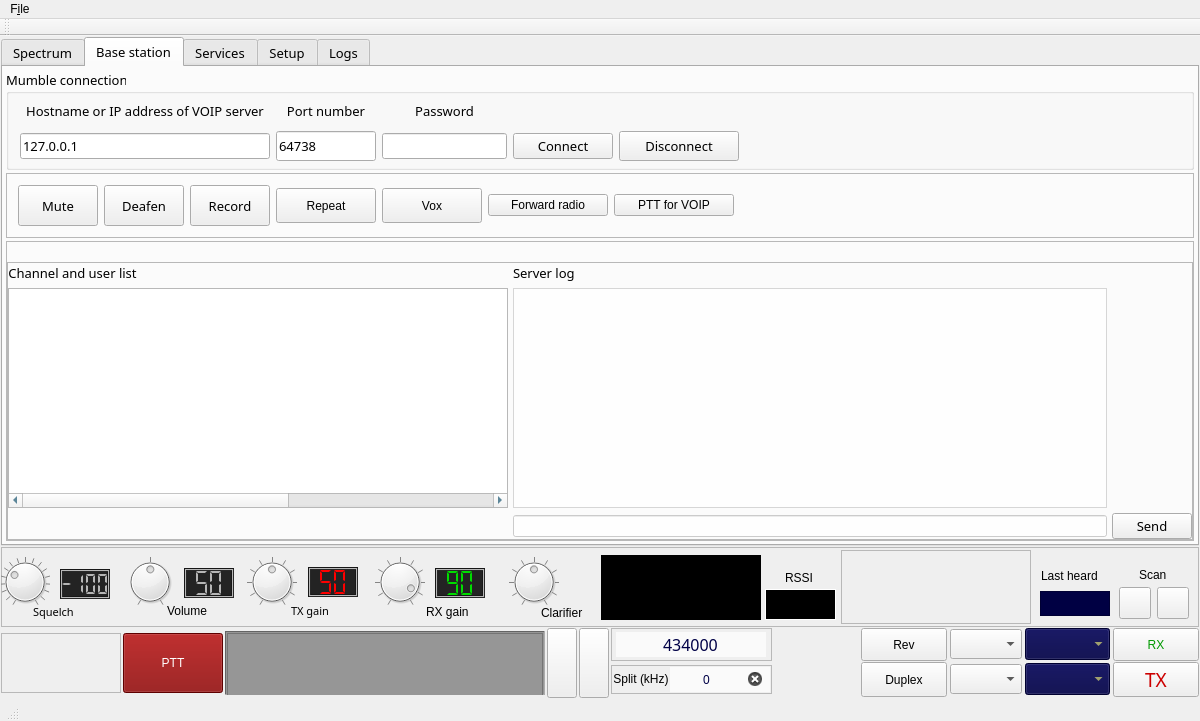
Old version of the form mainwindow.ui in the repository qradiolink/qradiolink.
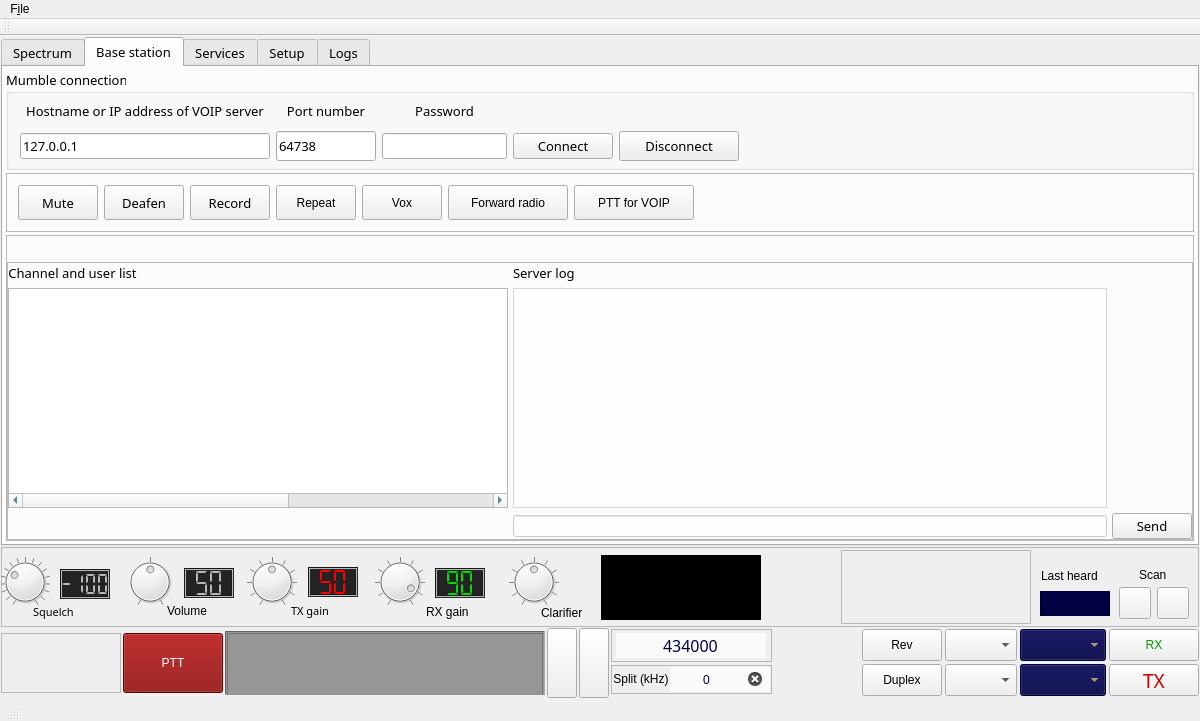
New version of the form. The open tabs and pages were chosen to show the change. Icons and pictures are not drawn. Custom widgets are drawn as their Qt base class.

Commit message: Move RSSI display on top of S-meter

Diff of the .ui file:
```diff
--- a/mainwindow.ui
+++ b/mainwindow.ui
@@ -1570,11 +1570,23 @@
              <item>
               <widget class="QPushButton" name="muteSelfButton">
                <property name="sizePolicy">
-                <sizepolicy hsizetype="Minimum" vsizetype="MinimumExpanding">
+                <sizepolicy hsizetype="Fixed" vsizetype="Fixed">
                  <horstretch>0</horstretch>
                  <verstretch>0</verstretch>
                 </sizepolicy>
                </property>
+               <property name="minimumSize">
+                <size>
+                 <width>0</width>
+                 <height>35</height>
+                </size>
+               </property>
+               <property name="maximumSize">
+                <size>
+                 <width>16777215</width>
+                 <height>35</height>
+                </size>
+               </property>
                <property name="text">
                 <string>Mute</string>
                </property>
@@ -1592,11 +1604,23 @@
              <item>
               <widget class="QPushButton" name="deafenSelfButton">
                <property name="sizePolicy">
-                <sizepolicy hsizetype="Minimum" vsizetype="MinimumExpanding">
+                <sizepolicy hsizetype="Fixed" vsizetype="Fixed">
                  <horstretch>0</horstretch>
                  <verstretch>0</verstretch>
                 </sizepolicy>
                </property>
+               <property name="minimumSize">
+                <size>
+                 <width>0</width>
+                 <height>35</height>
+                </size>
+               </property>
+               <property name="maximumSize">
+                <size>
+                 <width>16777215</width>
+                 <height>35</height>
+                </size>
+               </property>
                <property name="text">
                 <string>Deafen</string>
                </property>
@@ -1614,11 +1638,23 @@
              <item>
               <widget class="QPushButton" name="recordButton">
                <property name="sizePolicy">
-                <sizepolicy hsizetype="Minimum" vsizetype="MinimumExpanding">
+                <sizepolicy hsizetype="Fixed" vsizetype="Fixed">
                  <horstretch>0</horstretch>
                  <verstretch>0</verstretch>
                 </sizepolicy>
                </property>
+               <property name="minimumSize">
+                <size>
+                 <width>0</width>
+                 <height>35</height>
+                </size>
+               </property>
+               <property name="maximumSize">
+                <size>
+                 <width>16777215</width>
+                 <height>35</height>
+                </size>
+               </property>
                <property name="text">
                 <string>Record</string>
                </property>
@@ -1635,7 +1671,7 @@
              <item>
               <widget class="QPushButton" name="toggleRepeaterButton">
                <property name="sizePolicy">
-                <sizepolicy hsizetype="MinimumExpanding" vsizetype="Fixed">
+                <sizepolicy hsizetype="Fixed" vsizetype="Fixed">
                  <horstretch>0</horstretch>
                  <verstretch>0</verstretch>
                 </sizepolicy>
@@ -1688,7 +1724,7 @@
              <item>
               <widget class="QPushButton" name="toggleVoxButton">
                <property name="sizePolicy">
-                <sizepolicy hsizetype="MinimumExpanding" vsizetype="Fixed">
+                <sizepolicy hsizetype="Fixed" vsizetype="Fixed">
                  <horstretch>0</horstretch>
                  <verstretch>0</verstretch>
                 </sizepolicy>
@@ -1696,7 +1732,7 @@
                <property name="minimumSize">
                 <size>
                  <width>0</width>
-                 <height>16</height>
+                 <height>35</height>
                 </size>
                </property>
                <property name="maximumSize">
@@ -1749,7 +1785,13 @@
                <property name="minimumSize">
                 <size>
                  <width>120</width>
-                 <height>20</height>
+                 <height>35</height>
+                </size>
+               </property>
+               <property name="maximumSize">
+                <size>
+                 <width>16777215</width>
+                 <height>35</height>
                 </size>
                </property>
                <property name="toolTip">
@@ -1787,7 +1829,13 @@
                <property name="minimumSize">
                 <size>
                  <width>120</width>
-                 <height>20</height>
+                 <height>35</height>
+                </size>
+               </property>
+               <property name="maximumSize">
+                <size>
+                 <width>16777215</width>
+                 <height>35</height>
                 </size>
                </property>
                <property name="toolTip">
@@ -4382,17 +4430,17 @@
         <widget class="QLabel" name="labelRSSI">
          <property name="geometry">
           <rect>
-           <x>764</x>
-           <y>42</y>
-           <width>71</width>
-           <height>31</height>
+           <x>655</x>
+           <y>47</y>
+           <width>51</width>
+           <height>25</height>
           </rect>
          </property>
          <property name="styleSheet">
-          <string notr="true">background-color: rgb(0, 0, 0);
+          <string notr="true">background-color: rgba(0, 0, 0, 125);
 color: rgb(85, 255, 0);
-border: 1px solid white;
-font: 9pt &quot;Sans Serif&quot;;</string>
+border: 0px solid white;
+font: 11px &quot;Sans Serif&quot;;</string>
          </property>
          <property name="frameShape">
           <enum>QFrame::Panel</enum>
@@ -4410,19 +4458,6 @@
           <set>Qt::TextSelectableByMouse</set>
          </property>
         </widget>
-        <widget class="QLabel" name="label_23">
-         <property name="geometry">
-          <rect>
-           <x>784</x>
-           <y>23</y>
-           <width>31</width>
-           <height>16</height>
-          </rect>
-         </property>
-         <property name="text">
-          <string>RSSI</string>
-         </property>
-        </widget>
         <widget class="QLabel" name="labelSMeter">
          <property name="geometry">
           <rect>
@@ -5023,7 +5058,7 @@
             <property name="maximumSize">
              <size>
               <width>75</width>
-              <height>30</height>
+              <height>32</height>
              </size>
             </property>
             <property name="toolTip">
@@ -5037,21 +5072,21 @@
           <item row="3" column="7">
            <widget class="QPushButton" name="txStatusButton">
             <property name="sizePolicy">
-             <sizepolicy hsizetype="MinimumExpanding" vsizetype="Fixed">
+             <sizepolicy hsizetype="Fixed" vsizetype="Fixed">
               <horstretch>0</horstretch>
               <verstretch>0</verstretch>
              </sizepolicy>
             </property>
             <property name="minimumSize">
              <size>
-              <width>60</width>
-              <height>16</height>
+              <width>90</width>
+              <height>32</height>
              </size>
             </property>
             <property name="maximumSize">
              <size>
-              <width>100</width>
-              <height>35</height>
+              <width>90</width>
+              <height>32</height>
              </size>
             </property>
             <property name="font">
@@ -5105,21 +5140,21 @@
           <item row="3" column="2">
            <widget class="QPushButton" name="duplexOpButton">
             <property name="sizePolicy">
-             <sizepolicy hsizetype="MinimumExpanding" vsizetype="Fixed">
+             <sizepolicy hsizetype="Fixed" vsizetype="Fixed">
               <horstretch>0</horstretch>
               <verstretch>0</verstretch>
              </sizepolicy>
             </property>
             <property name="minimumSize">
              <size>
-              <width>0</width>
-              <height>25</height>
+              <width>80</width>
+              <height>32</height>
              </size>
             </property>
             <property name="maximumSize">
              <size>
-              <width>16777215</width>
-              <height>35</height>
+              <width>80</width>
+              <height>32</height>
              </size>
             </property>
             <property name="toolTip">
@@ -5153,21 +5188,21 @@
           <item row="1" column="7">
            <widget class="QPushButton" name="rxStatusButton">
             <property name="sizePolicy">
-             <sizepolicy hsizetype="MinimumExpanding" vsizetype="Fixed">
+             <sizepolicy hsizetype="Fixed" vsizetype="Fixed">
               <horstretch>0</horstretch>
               <verstretch>0</verstretch>
              </sizepolicy>
             </property>
             <property name="minimumSize">
              <size>
-              <width>50</width>
-              <height>25</height>
+              <width>90</width>
+              <height>32</height>
              </size>
             </property>
             <property name="maximumSize">
              <size>
-              <width>100</width>
-              <height>35</height>
+              <width>80</width>
+              <height>32</height>
              </size>
             </property>
             <property name="cursor">
@@ -5256,21 +5291,21 @@
           <item row="1" column="2">
            <widget class="QPushButton" name="reverseShiftButton">
             <property name="sizePolicy">
-             <sizepolicy hsizetype="MinimumExpanding" vsizetype="Fixed">
+             <sizepolicy hsizetype="Fixed" vsizetype="Fixed">
               <horstretch>0</horstretch>
               <verstretch>0</verstretch>
              </sizepolicy>
             </property>
             <property name="minimumSize">
              <size>
-              <width>0</width>
-              <height>25</height>
+              <width>80</width>
+              <height>32</height>
              </size>
             </property>
             <property name="maximumSize">
              <size>
-              <width>16777215</width>
-              <height>35</height>
+              <width>80</width>
+              <height>32</height>
              </size>
             </property>
             <property name="toolTip">
@@ -5348,7 +5383,7 @@
             <property name="maximumSize">
              <size>
               <width>75</width>
-              <height>30</height>
+              <height>32</height>
              </size>
             </property>
             <property name="toolTip">
```
Left out of the diff: 24 changed lines with no effect on the pictures. The commit also changes 1 other file.
